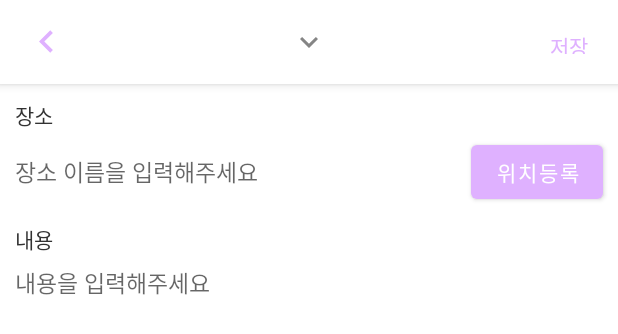
After one commit to rabbit-22/FoodMap, an Android app: the layout activity_write_post.xml on its own in the app's theme, with its tools: preview values and no code run, on a phone screen of 412 x 824 dp. The commit adds this screen. Shown: the top 334 px of the screen. Run offline under Robolectric (Android 15) with nearby library versions, the phone set to English and light mode, and no system bars.

Commit message:
게시글 작성 페이지

```diff
--- a/app/src/main/java/kr/ac/tukorea/foodmap/room/Post.kt
+++ b/app/src/main/java/kr/ac/tukorea/foodmap/room/Post.kt
@@ -8,9 +8,7 @@ import androidx.room.PrimaryKey
 data class Post(
     @PrimaryKey val id: Int,
     @ColumnInfo(name = "place_title") val placeTitle: String?,
-    @ColumnInfo(name = "last_name") val lastName: String?,
     @ColumnInfo(name = "review") val review: String?,
-    @ColumnInfo(name = "rating") val rating: Float?,
     @ColumnInfo(name = "map_x") val mapX: Int?,
     @ColumnInfo(name = "map_y") val mapY: Int?,
 )
--- /dev/null
+++ b/app/src/main/res/drawable/ic_baseline_keyboard_arrow_down_24.xml
@@ -0,0 +1,5 @@
+<vector android:height="24dp" android:tint="#858585"
+    android:viewportHeight="24" android:viewportWidth="24"
+    android:width="24dp" xmlns:android="http://schemas.android.com/apk/res/android">
+    <path android:fillColor="@android:color/white" android:pathData="M7.41,8.59L12,13.17l4.59,-4.58L18,10l-6,6 -6,-6 1.41,-1.41z"/>
+</vector>
--- /dev/null
+++ b/app/src/main/res/drawable/ic_baseline_keyboard_arrow_left_24.xml
@@ -0,0 +1,5 @@
+<vector android:height="30dp" android:tint="#DFB1FF"
+    android:viewportHeight="24" android:viewportWidth="24"
+    android:width="30dp" xmlns:android="http://schemas.android.com/apk/res/android">
+    <path android:fillColor="@android:color/white" android:pathData="M15.41,16.59L10.83,12l4.58,-4.59L14,6l-6,6 6,6 1.41,-1.41z"/>
+</vector>
--- /dev/null
+++ b/app/src/main/res/layout/activity_write_post.xml
@@ -0,0 +1,129 @@
+<?xml version="1.0" encoding="utf-8"?>
+<LinearLayout xmlns:android="http://schemas.android.com/apk/res/android"
+    xmlns:app="http://schemas.android.com/apk/res-auto"
+    xmlns:tools="http://schemas.android.com/tools"
+    android:layout_width="match_parent"
+    android:layout_height="match_parent"
+    android:orientation="vertical"
+    tools:context=".WritePostActivity">
+
+
+    <com.google.android.material.appbar.AppBarLayout
+        android:layout_width="match_parent"
+        android:layout_height="wrap_content"
+        tools:ignore="MissingConstraints">
+
+        <androidx.appcompat.widget.Toolbar
+            android:id="@+id/wToolbar"
+            android:layout_width="match_parent"
+            android:layout_height="?attr/actionBarSize"
+            android:background="@color/white"
+            android:elevation="20dp">
+
+            <ImageView
+                android:id="@+id/wBackBt"
+                android:layout_width="wrap_content"
+                android:layout_height="wrap_content"
+                android:paddingRight="10dp"
+                android:src="@drawable/ic_baseline_keyboard_arrow_left_24" />
+
+            <LinearLayout
+                android:id="@+id/wDatell"
+                android:layout_width="wrap_content"
+                android:layout_height="match_parent"
+                android:layout_gravity="center"
+                android:gravity="center">
+
+                <TextView
+                    android:id="@+id/wDateTv"
+                    android:layout_width="wrap_content"
+                    android:layout_height="wrap_content"
+                    android:textColor="#858585" />
+
+                <ImageView
+                    android:layout_width="wrap_content"
+                    android:layout_height="wrap_content"
+                    android:src="@drawable/ic_baseline_keyboard_arrow_down_24" />
+            </LinearLayout>
+
+            <TextView
+                android:id="@+id/wSaveBt"
+                android:layout_width="wrap_content"
+                android:layout_height="wrap_content"
+                android:layout_gravity="end"
+                android:padding="20dp"
+                android:text="저장"
+                android:textColor="#DFB1FF" />
+        </androidx.appcompat.widget.Toolbar>
+    </com.google.android.material.appbar.AppBarLayout>
+    <ScrollView
+        android:layout_width="match_parent"
+        android:layout_height="match_parent">
+    <LinearLayout
+        android:layout_width="match_parent"
+        android:layout_height="match_parent"
+        android:orientation="vertical">
+
+        <TextView
+            android:layout_width="wrap_content"
+            android:layout_height="wrap_content"
+            android:layout_marginLeft="10dp"
+            android:layout_marginTop="10dp"
+            android:text="장소"
+            android:textColor="#323232" />
+
+        <LinearLayout
+            android:layout_width="match_parent"
+            android:layout_height="wrap_content">
+
+            <EditText
+                android:id="@+id/wPlaceEt"
+                android:layout_width="match_parent"
+                android:layout_height="wrap_content"
+                android:layout_marginLeft="10dp"
+                android:layout_marginTop="3dp"
+                android:layout_weight="1"
+                android:background="@null"
+                android:hint="장소 이름을 입력해주세요"
+                android:minHeight="48dp"
+                android:textSize="15dp" />
+
+            <Button
+                android:id="@+id/wSearchBt"
+                android:layout_width="wrap_content"
+                android:layout_height="wrap_content"
+                android:layout_marginTop="3dp"
+                android:layout_marginRight="10dp"
+                android:layout_weight="0"
+                android:text="위치등록" />
+        </LinearLayout>
+
+        <TextView
+            android:layout_width="wrap_content"
+            android:layout_height="wrap_content"
+            android:layout_marginLeft="10dp"
+            android:layout_marginTop="10dp"
+            android:text="내용"
+            android:textColor="#323232" />
+
+        <LinearLayout
+            android:layout_width="match_parent"
+            android:layout_height="match_parent"
+            android:paddingTop="3dp">
+
+            <EditText
+                android:id="@+id/wReviewEt"
+                android:layout_width="match_parent"
+                android:layout_height="match_parent"
+                android:layout_marginLeft="10dp"
+                android:layout_marginTop="3dp"
+                android:background="@null"
+                android:gravity="top
+"
+                android:hint="내용을 입력해주세요"
+                android:minHeight="48dp"
+                android:textSize="15dp" />
+        </LinearLayout>
+    </LinearLayout>
+    </ScrollView>
+</LinearLayout>
```
Also changed, not shown: app/src/main/java/kr/ac/tukorea/foodmap/MainActivity.kt (+6 -3 lines), app/src/main/java/kr/ac/tukorea/foodmap/SearchLocationActivity.kt (added, +83 -0 lines), app/src/main/java/kr/ac/tukorea/foodmap/WritePostActivity.kt (added, +67 -0 lines), app/src/main/res/layout/activity_search_location.xml (added, +43 -0 lines), 1 other file.
